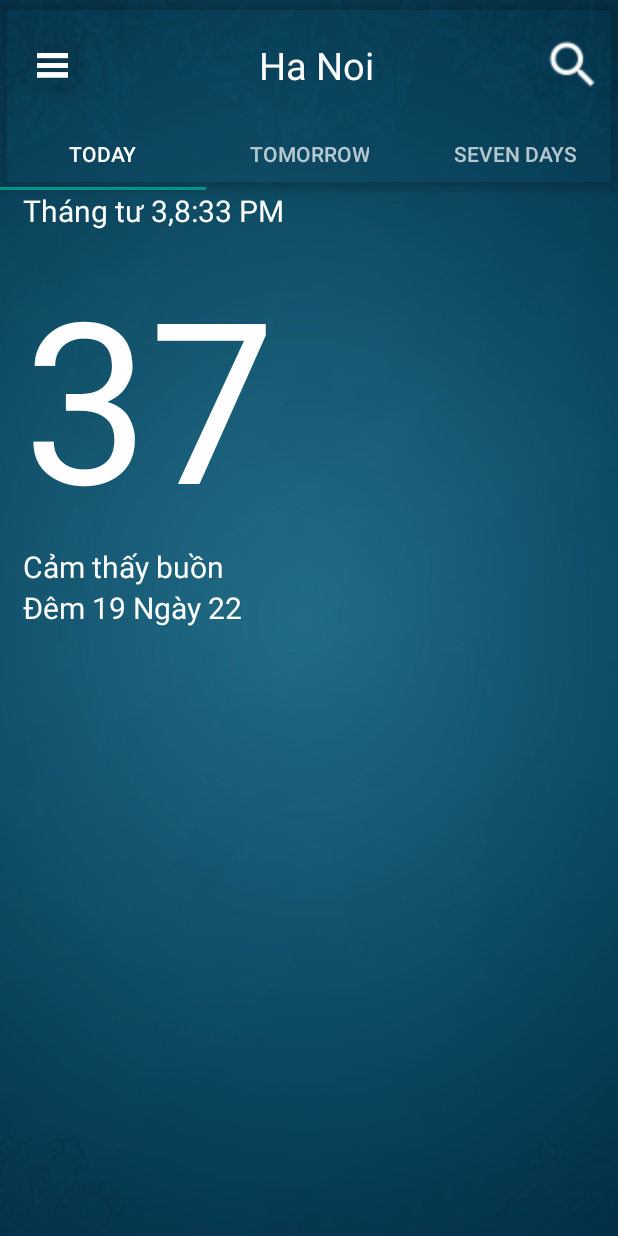
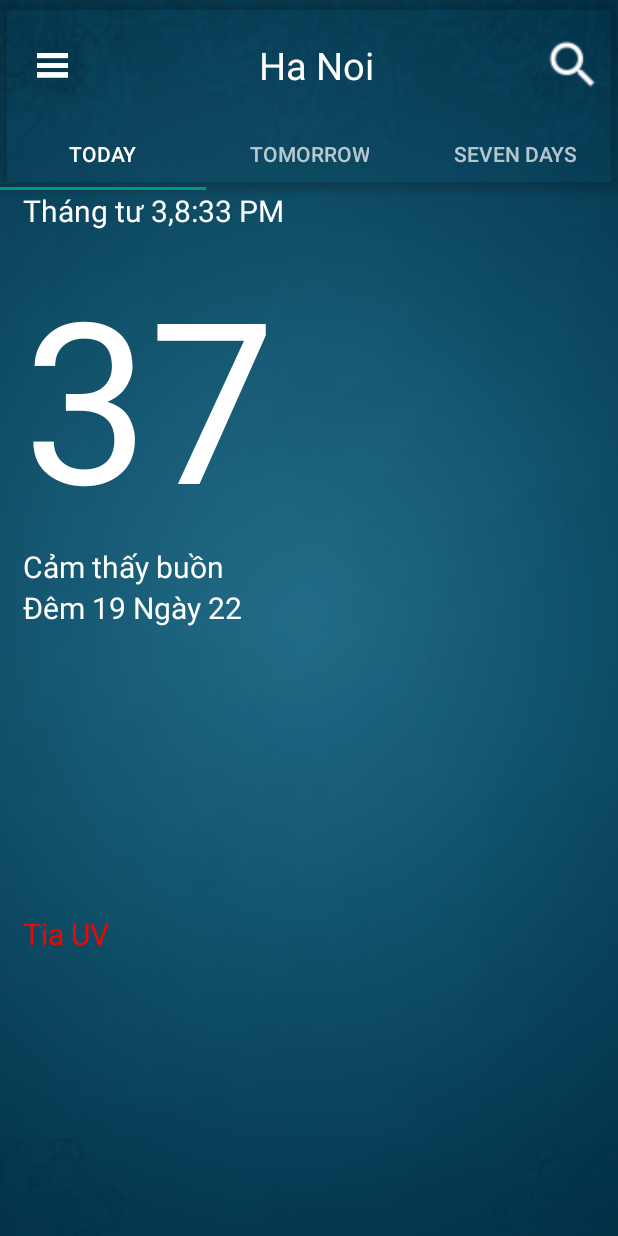
Before and after one commit to PhamAn12/weather_app, an Android app: the screen it shows after launch (MainActivity), on a phone screen of 412 x 824 dp. Run offline under Robolectric (Android 15) with nearby library versions, the phone set to English and light mode, and no system bars; our stand-ins replace Picasso, Volley; libraries missing offline, so code that uses them is left out: com.github.mikephil.charting, lecho.lib.hellocharts; network calls fail; pictures from the network do not load.

Commit message:
add uv index

```diff
--- a/app/src/main/java/com/example/weather/Fragments/Today.java
+++ b/app/src/main/java/com/example/weather/Fragments/Today.java
@@ -51,7 +51,7 @@ import lecho.lib.hellocharts.view.LineChartView;
 import static android.content.ContentValues.TAG;
 
 public class Today extends Fragment {
-    TextView textViewDay , textDoam, txtTemp, txtWind;
+    TextView textViewDay , textDoam, txtTemp, txtWind, txtUvIndex;
     RecyclerView recyclerView24h;
     RecyclerView24hAdapter recycler24hAdapter;
     LineChartView lineChartView;
@@ -85,7 +85,7 @@ public class Today extends Fragment {
         textDoam = (TextView) view.findViewById(R.id.doam);
         txtTemp = (TextView) view.findViewById(R.id.txtTemp);
         recyclerView24h = (RecyclerView) view.findViewById(R.id.recycler24h);
-
+        txtUvIndex = (TextView) view.findViewById(R.id.txtUvIndex);
         imageView = (ImageView) view.findViewById(R.id.iconweather);
         layout = (LinearLayout) view.findViewById(R.id.today);
 
@@ -133,6 +133,7 @@ public class Today extends Fragment {
         GetCurrentWeatherData(city);
         get24hData(city);
         Log.d("kdkd", "onCreateView: " + axisData);
+        GetUVIndex(city);
         return view;
     }
 
@@ -262,4 +263,66 @@ public class Today extends Fragment {
                 });
         requestQueue.add(stringRequest);
     }
+
+    private void GetUVIndex(String data) {
+        RequestQueue requestQueue = Volley.newRequestQueue(getActivity().getApplicationContext());
+        String url = "http://api.openweathermap.org/data/2.5/weather?q=" + data + "&units=metric&appid=b195255676fe196e397398381ac43e10";
+
+        StringRequest stringRequest = new StringRequest(Request.Method.GET, url,
+                new Response.Listener<String>() {
+                    @Override
+                    public void onResponse(String response) {
+                        try {
+                            JSONObject jsonObject = new JSONObject(response);
+                            Log.d("RESPONSE API", response);
+
+                            JSONObject jsonObjectCoord = jsonObject.getJSONObject("coord");
+                            String lat = jsonObjectCoord.getString("lat");
+                            String lon = jsonObjectCoord.getString("lon");
+                            RequestQueue requestQueue = Volley.newRequestQueue(getActivity().getApplicationContext());
+                            //String UVurl = "http://api.openweathermap.org/data/2.5/uvi/forecast?appid=b195255676fe196e397398381ac43e10&lat=" + lat + "&lon="+lon+"&cnt=0";
+                            Log.d("LAT", "onResponse: " + lat + " " + lon);
+                            String UVurl = "http://api.openweathermap.org/data/2.5/uvi?appid=b195255676fe196e397398381ac43e10&lat=" +lat+ "&lon=" +lon+ "";
+                            StringRequest stringRequest = new StringRequest(Request.Method.GET, UVurl,
+                                    new Response.Listener<String>() {
+                                        @Override
+                                        public void onResponse(String responseUV) {
+                                            try {
+                                                Log.d("ABC", "onResponse: " + "ADDD");
+                                                JSONObject jsonObjectUV = new JSONObject(responseUV);
+                                                Log.d("UV INDEX API", responseUV);
+                                                String UVIndex = jsonObjectUV.getString("value");
+                                                Log.d("Uv index",UVIndex);
+                                                txtUvIndex.setText("UV Index: " + UVIndex);
+                                             //   String valueUV = jsonObject.getString("value");
+                                             //   Log.d("UV : ", "onResponse: " + valueUV);
+                                            } catch (Exception e) {
+                                                e.printStackTrace();
+                                            }
+                                        }
+                                    },
+                                    new Response.ErrorListener() {
+                                        @Override
+                                        public void onErrorResponse(VolleyError error) {
+                                            Log.d("today", "err:  " + error);
+                                            Toast.makeText(getActivity().getApplicationContext(), error.toString(), Toast.LENGTH_LONG).show();
+                                        }
+                                    });
+                            requestQueue.add(stringRequest);
+
+                        } catch (JSONException e) {
+                            e.printStackTrace();
+                        }
+                    }
+                },
+                new Response.ErrorListener() {
+                    @Override
+                    public void onErrorResponse(VolleyError error) {
+                        Log.d("today", "err:  " + error);
+                        Toast.makeText(getActivity().getApplicationContext(), error.toString(), Toast.LENGTH_LONG).show();
+                    }
+                });
+        requestQueue.add(stringRequest);
+    }
+
 }
--- a/app/src/main/res/layout/today.xml
+++ b/app/src/main/res/layout/today.xml
@@ -76,6 +76,13 @@
         android:layout_marginTop="90dp">
     </android.support.v7.widget.RecyclerView>
 
-
+    <TextView
+        android:id="@+id/txtUvIndex"
+        android:layout_width="match_parent"
+        android:layout_height="wrap_content"
+        android:textColor="#FF00"
+        android:paddingLeft="15dp"
+        android:textSize="20dp"
+        android:text="Tia UV"/>
 </LinearLayout>
 </ScrollView>
```
